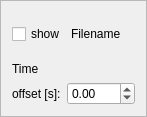
ped-dyn-emp/PeTrack, file ui/moCapEditingWidget.ui: the form before one commit.
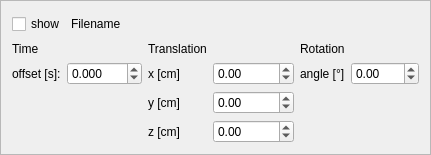
The form after the commit. Custom widgets are drawn as their Qt base class.

The edit to the form file:
```diff
--- a/ui/moCapEditingWidget.ui
+++ b/ui/moCapEditingWidget.ui
@@ -6,8 +6,8 @@
    <rect>
     <x>0</x>
     <y>0</y>
-    <width>139</width>
-    <height>117</height>
+    <width>402</width>
+    <height>155</height>
    </rect>
   </property>
   <property name="sizePolicy">
@@ -57,10 +57,20 @@
     </layout>
    </item>
    <item>
-    <layout class="QGridLayout" name="gridLayout" columnstretch="0,1">
+    <layout class="QGridLayout" name="gridLayout" columnstretch="0,0,0,0,0,0">
      <property name="sizeConstraint">
       <enum>QLayout::SetMinAndMaxSize</enum>
      </property>
+     <item row="2" column="3">
+      <widget class="PDoubleSpinBox" name="trans_y">
+       <property name="minimum">
+        <double>-99999.000000000000000</double>
+       </property>
+       <property name="maximum">
+        <double>99999.000000000000000</double>
+       </property>
+      </widget>
+     </item>
      <item row="0" column="0">
       <widget class="QLabel" name="label">
        <property name="sizePolicy">
@@ -74,11 +84,31 @@
        </property>
       </widget>
      </item>
+     <item row="0" column="4">
+      <widget class="QLabel" name="label_6">
+       <property name="text">
+        <string>Rotation</string>
+       </property>
+      </widget>
+     </item>
+     <item row="1" column="2">
+      <widget class="QLabel" name="label_3">
+       <property name="text">
+        <string>x [cm]</string>
+       </property>
+      </widget>
+     </item>
      <item row="1" column="1">
       <widget class="PDoubleSpinBox" name="timeOffset">
+       <property name="decimals">
+        <number>3</number>
+       </property>
        <property name="minimum">
         <double>-999.000000000000000</double>
        </property>
+       <property name="maximum">
+        <double>999.000000000000000</double>
+       </property>
        <property name="singleStep">
         <double>0.100000000000000</double>
        </property>
@@ -87,6 +117,27 @@
        </property>
       </widget>
      </item>
+     <item row="2" column="2">
+      <widget class="QLabel" name="label_4">
+       <property name="text">
+        <string>y [cm]</string>
+       </property>
+      </widget>
+     </item>
+     <item row="3" column="2">
+      <widget class="QLabel" name="label_5">
+       <property name="text">
+        <string>z [cm]</string>
+       </property>
+      </widget>
+     </item>
+     <item row="1" column="4">
+      <widget class="QLabel" name="label_7">
+       <property name="text">
+        <string>angle [°]</string>
+       </property>
+      </widget>
+     </item>
      <item row="1" column="0">
       <widget class="QLabel" name="timeOffsetLabel">
        <property name="sizePolicy">
@@ -100,6 +151,43 @@
        </property>
       </widget>
      </item>
+     <item row="1" column="3">
+      <widget class="PDoubleSpinBox" name="trans_x">
+       <property name="minimum">
+        <double>-99999.000000000000000</double>
+       </property>
+       <property name="maximum">
+        <double>99999.000000000000000</double>
+       </property>
+      </widget>
+     </item>
+     <item row="0" column="2">
+      <widget class="QLabel" name="label_2">
+       <property name="text">
+        <string>Translation</string>
+       </property>
+      </widget>
+     </item>
+     <item row="3" column="3">
+      <widget class="PDoubleSpinBox" name="trans_z">
+       <property name="minimum">
+        <double>-99999.000000000000000</double>
+       </property>
+       <property name="maximum">
+        <double>99999.000000000000000</double>
+       </property>
+      </widget>
+     </item>
+     <item row="1" column="5">
+      <widget class="PDoubleSpinBox" name="angle">
+       <property name="minimum">
+        <double>-360.000000000000000</double>
+       </property>
+       <property name="maximum">
+        <double>360.000000000000000</double>
+       </property>
+      </widget>
+     </item>
     </layout>
    </item>
   </layout>
```
Left out of the diff: 2 changed lines with no effect on the pictures.
